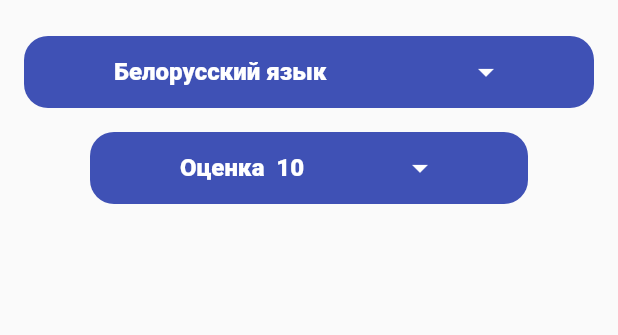
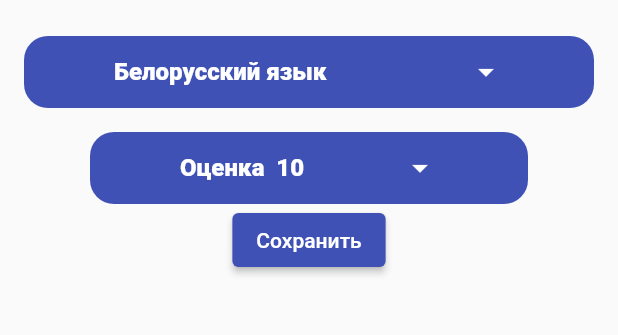
Before and after one commit to AliAltiyev/average_score, a Flutter app: the screen it shows after launch, on a phone screen of 412 x 824 dp, the part 255-590 px from its top. Run offline on Flutter 3.47's test engine with Material 2 defaults, Android fonts, the phone set to English and light mode, and no system bars; our stand-ins replace google_fonts; Roboto replaces fonts that are missing (Acme, Asap).

Commit message:
Add inside of SingleChildScrollview a Listview  with data

```diff
--- a/lib/model/lesson.dart
+++ b/lib/model/lesson.dart
@@ -1,12 +1,14 @@
 class Lesson {
   String  lessonName;
-  double numberValue;
-  String lessonNames;
+  int numberValue;
 
-  Lesson(this.lessonName, this.numberValue, this.lessonNames);
+  Lesson(
+    this.lessonName,
+    this.numberValue,
+  );
 
   @override
   String toString() {
-    return 'Lesson{alphabitValue: $lessonName, numberValue: $numberValue, lessonName: $lessonNames}';
+    return 'Lesson{alphabitValue: $lessonName, numberValue: $numberValue,';
   }
 }
--- a/lib/pages/calculate_avarage_score_page.dart
+++ b/lib/pages/calculate_avarage_score_page.dart
@@ -1,5 +1,6 @@
 import 'package:average_score/constants/constants.dart';
 import 'package:average_score/data/drop_down_data.dart';
+import 'package:average_score/model/lesson.dart';
 import 'package:flutter/material.dart';
 
 import '../widgets/lessons_count_witget.dart';
@@ -31,12 +32,50 @@ class _CalculateAverageScorePageState extends State<CalculateAverageScorePage> {
           style: AppConstants.mainAppFont,
         ),
       ),
-      body: Column(
-        children: [
-          const LessonsCountWidget(score: 10.9, lessons: 2),
-          lessonDropDownMenu(),
-          _scoreDropDownMenu()
-        ],
+      body: SingleChildScrollView(
+        child: Column(
+          children: [
+            const LessonsCountWidget(score: 10.9, lessons: 2),
+            lessonDropDownMenu(),
+            _scoreDropDownMenu(),
+            ElevatedButton(
+                onPressed: () {
+                  setState(() {});
+                  saveScore();
+                },
+                child: Text("Сохранить")),
+            SizedBox(height: 40,),
+            Container(
+              decoration: const BoxDecoration(
+                borderRadius: BorderRadius.all(Radius.circular(16)),
+              ),
+              child: Expanded(
+                child: SizedBox(
+                  child: ListView.builder(
+                    primary: false,
+                    shrinkWrap: true,
+                    itemExtent: 80,
+                    itemBuilder: (BuildContext context, int index) {
+                      return Padding(
+                        padding: const EdgeInsets.all(8.0),
+                        child: ListTile(
+                          shape: RoundedRectangleBorder(
+                              side: BorderSide(color: Colors.indigo),
+                              borderRadius: BorderRadius.all(Radius.circular(16))),
+                          contentPadding: EdgeInsets.all(1),
+                          title: Text(Data.lessonsList[index].lessonName),
+                          leading:
+                              Text(Data.lessonsList[index].numberValue.toString()),
+                        ),
+                      );
+                    },
+                    itemCount: Data.lessonsList.length,
+                  ),
+                ),
+              ),
+            )
+          ],
+        ),
       ),
     );
   }
@@ -93,6 +132,11 @@ class _CalculateAverageScorePageState extends State<CalculateAverageScorePage> {
     );
   }
 
+  void saveScore() {
+    final lesson = Lesson(lessonNames, scoreValue);
+    Data.addLessons(lesson);
+  }
+
 // checkLessonValidation() {
 //   formKey.currentState?.save();
 //   if (formKey.currentState!.validate()) {}
```
